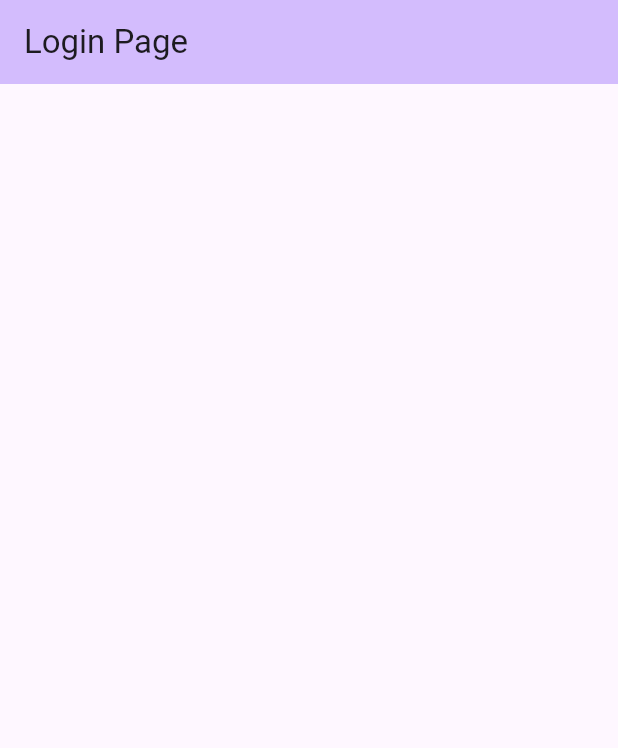
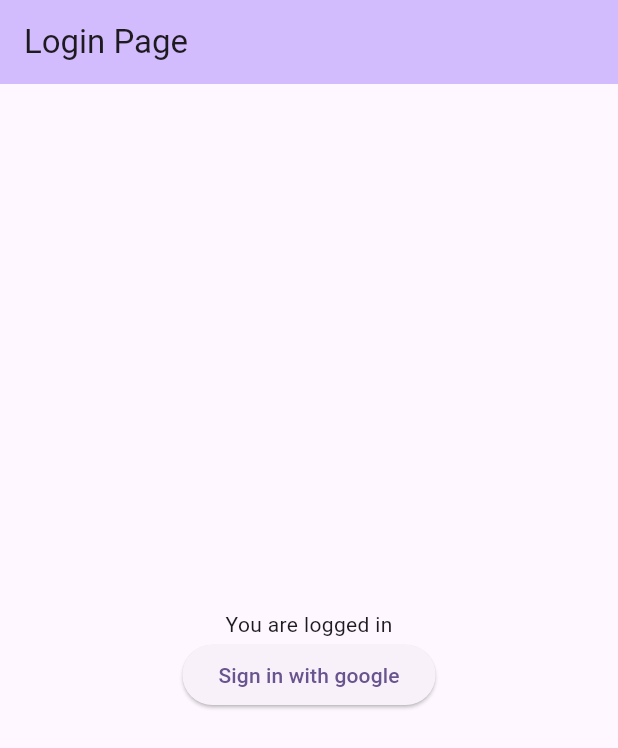
Before and after one commit to VigneshRaja2000/task-managment, a Flutter app: the screen it shows after launch, on a phone screen of 412 x 824 dp. Shown: the top 748 px of the screen. Run offline on Flutter 3.47's test engine with Material 3 defaults, Android fonts, the phone set to English and light mode, and no system bars; our stand-ins replace get.

Commit message:
commit 4

```diff
--- /dev/null
+++ b/lib/app_path.dart
@@ -0,0 +1,3 @@
+class AppPaths {
+  static const login = '/login';
+}
--- /dev/null
+++ b/lib/app_routing.dart
@@ -0,0 +1,16 @@
+import 'package:get/get_navigation/src/routes/get_route.dart';
+import 'package:task_managment/app_path.dart';
+import 'package:task_managment/login/login_binding.dart';
+import 'package:task_managment/login/login_view.dart';
+
+class AppPages {
+  AppPages._();
+
+  static final routes = [
+    GetPage(
+      name: AppPaths.login,
+      page: () => LoginPage(),
+      binding: LoginBinding(),
+    ),
+  ];
+}
--- a/lib/login/login_view.dart
+++ b/lib/login/login_view.dart
@@ -2,37 +2,28 @@ import 'package:flutter/material.dart';
 import 'package:get/get.dart';
 import 'login_controller.dart';
 
-class LoginPage extends StatelessWidget {
+class LoginPage extends GetView<LoginController> {
   const LoginPage({super.key});
 
   @override
   Widget build(BuildContext context) {
-    final LoginController loginController = Get.put(LoginController());
-
     return Scaffold(
       appBar: AppBar(
         title: const Text('Login Page'),
         backgroundColor: Theme.of(context).colorScheme.inversePrimary,
       ),
-      // body: Center(
-      //   child: Obx(() {
-      //     return loginController.isLoggedIn.value
-      //         ? Column(
-      //             mainAxisAlignment: MainAxisAlignment.center,
-      //             children: [
-      //               const Text('You are logged in'),
-      //               ElevatedButton(
-      //                 onPressed: loginController.logout,
-      //                 child: const Text('Logout'),
-      //               ),
-      //             ],
-      //           )
-      //         : ElevatedButton(
-      //             onPressed: loginController.login,
-      //             child: const Text('Login with Google'),
-      //           );
-      //   }),
-      // ),
+      body: Center(
+          child: Column(
+        mainAxisAlignment: MainAxisAlignment.center,
+        children: [
+          const Text('You are logged in'),
+          ElevatedButton(
+            // onPressed: controller.logout,
+            onPressed: () {},
+            child: const Text('Sign in with google'),
+          ),
+        ],
+      )),
     );
   }
 }
--- a/lib/main.dart
+++ b/lib/main.dart
@@ -1,6 +1,8 @@
 import 'package:flutter/material.dart';
 import 'package:get/get.dart';
-import 'package:task_managment/login/login_view.dart';
+import 'package:task_managment/app_path.dart';
+
+import 'package:task_managment/app_routing.dart';
 
 void main() {
   runApp(const MyApp());
@@ -17,7 +19,8 @@ class MyApp extends StatelessWidget {
         colorScheme: ColorScheme.fromSeed(seedColor: Colors.deepPurple),
         useMaterial3: true,
       ),
-      home: const LoginPage(),
+      initialRoute: AppPaths.login,
+      getPages: AppPages.routes,
     );
   }
 }
```
Also changed, not shown: lib/core/service/appwrite_client.dart (+20 -20 lines), lib/login/login_binding.dart (added, +13 -0 lines), lib/task/task_binding.dart (added, +10 -0 lines), lib/task/task_controller.dart (added, +18 -0 lines), lib/task/task_view.dart (added, +40 -0 lines), pubspec.yaml (+3 -4 lines), pubspec.lock, 5 other files.
